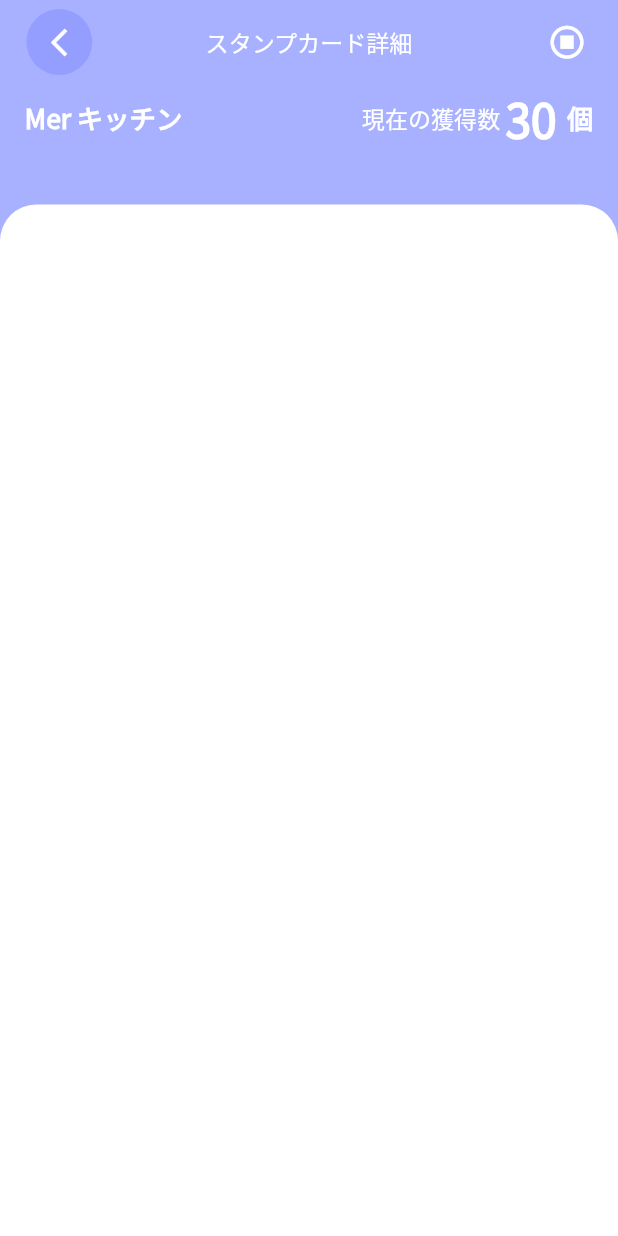
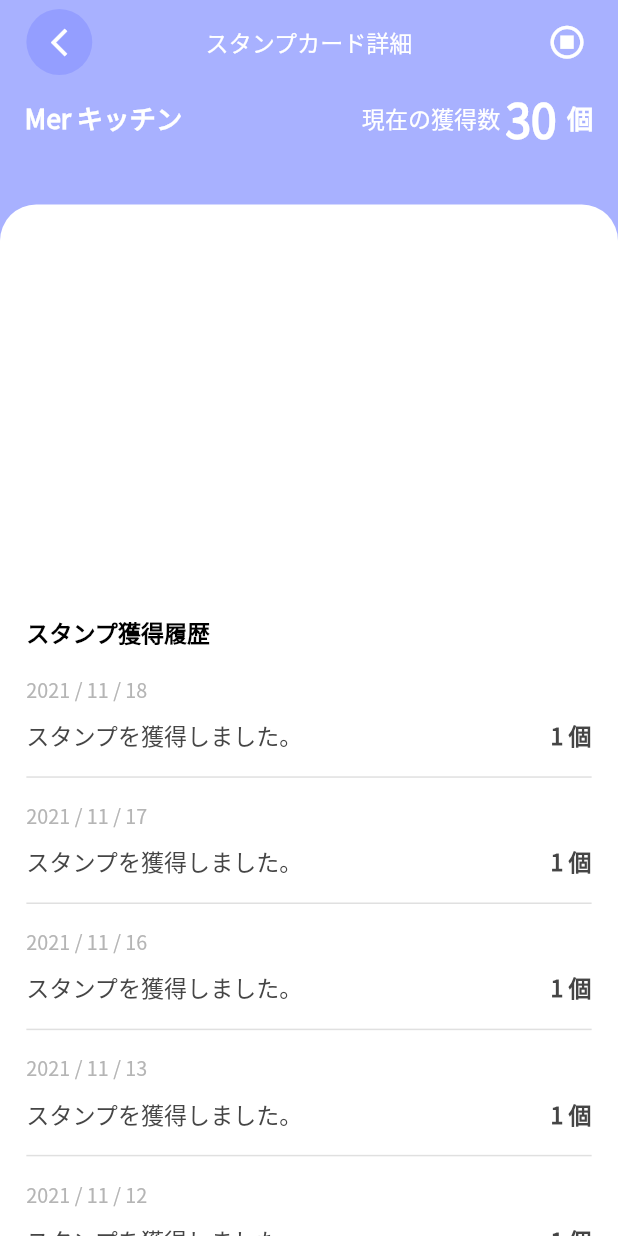
Before and after one commit to AKHIL-SV/Stamp_Details_Screen, a Flutter app: the screen it shows after launch, on a phone screen of 412 x 824 dp. Run offline on Flutter 3.47's test engine with Material 2 defaults, Android fonts, the light colour scheme and no system bars; our stand-ins replace flutter_screenutil.

Commit message:
list view done

```diff
--- a/lib/constant.dart
+++ b/lib/constant.dart
@@ -4,6 +4,9 @@
 const Color purpleColor = Color(0xffA8B1FF);
 const Color backButtonColor = Color(0xff949EFF);
 const Color white = Colors.white;
+const Color black = Colors.black;
+const Color gray = Color(0xffB5B5B5);
+const Color darkGray = Color(0xff454545);
 
 // theme
 
@@ -16,3 +19,12 @@
     backgroundColor: Colors.transparent,
   ),
 );
+
+// dates
+const List dates = [
+  '2021 / 11 / 18',
+  '2021 / 11 / 17',
+  '2021 / 11 / 16',
+  '2021 / 11 / 13',
+  '2021 / 11 / 12',
+];
--- a/lib/view/homepage.dart
+++ b/lib/view/homepage.dart
@@ -95,6 +95,76 @@
                   top: Radius.circular(22.sp),
                 ),
               ),
+              child: Column(
+                crossAxisAlignment: CrossAxisAlignment.start,
+                children: [
+                  Container(
+                    height: 247.h,
+                  ),
+                  Padding(
+                    padding: EdgeInsets.symmetric(
+                      vertical: 8.sp,
+                      horizontal: 16.sp,
+                    ),
+                    child: Text(
+                      'スタンプ獲得履歴',
+                      style: TextStyle(
+                        fontSize: 14.sp,
+                        fontWeight: FontWeight.w700,
+                        color: black,
+                      ),
+                    ),
+                  ),
+                  Expanded(
+                    child: ListView.separated(
+                      padding: EdgeInsets.symmetric(horizontal: 16.sp),
+                      itemCount: 5,
+                      separatorBuilder: (context, index) =>
+                          const Divider(thickness: 1),
+                      itemBuilder: (context, index) {
+                        return SizedBox(
+                          height: 62.sp,
+                          child: Column(
+                            mainAxisAlignment: MainAxisAlignment.spaceEvenly,
+                            crossAxisAlignment: CrossAxisAlignment.start,
+                            children: [
+                              Text(
+                                dates[index],
+                                style: TextStyle(
+                                  fontSize: 12.sp,
+                                  color: gray,
+                                ),
+                              ),
+                              Row(
+                                mainAxisAlignment:
+                                    MainAxisAlignment.spaceBetween,
+                                children: [
+                                  Text(
+                                    'スタンプを獲得しました。',
+                                    style: TextStyle(
+                                      fontSize: 14.sp,
+                                      fontWeight: FontWeight.w400,
+                                      color: darkGray,
+                                    ),
+                                  ),
+                                  Text(
+                                    '1 個',
+                                    style: TextStyle(
+                                      fontSize: 14.sp,
+                                      fontWeight: FontWeight.w700,
+                                      color: darkGray,
+                                    ),
+                                  ),
+                                ],
+                              )
+                            ],
+                          ),
+                        );
+                      },
+                    ),
+                  )
+                ],
+              ),
             ),
           )
         ],
```
